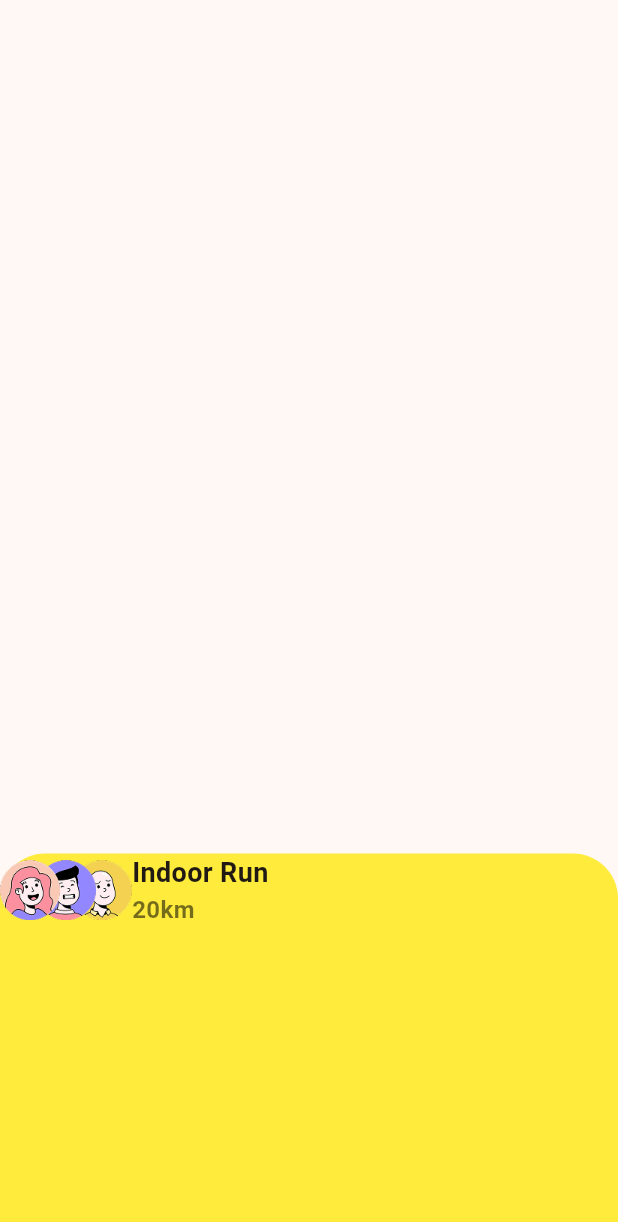
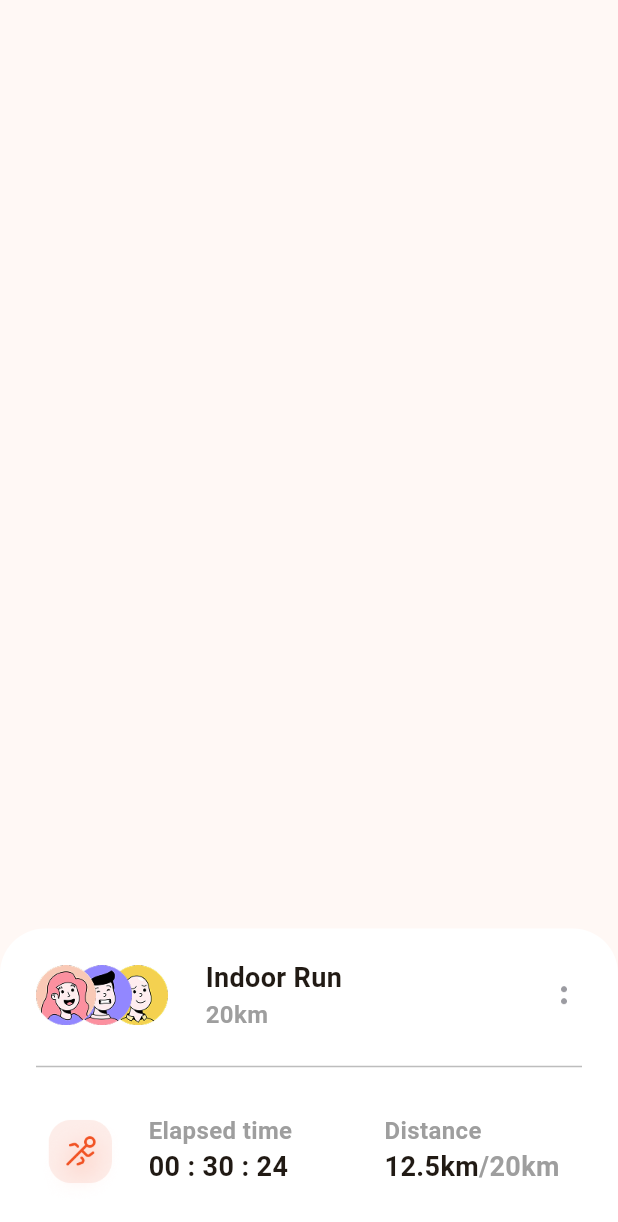
Before and after one commit to aryanbeni/CaFit, a Flutter app: the MapScreen screen opened directly, on a phone screen of 412 x 824 dp. Shown: the top 1222 px of the screen. Run offline on Flutter 3.47's test engine with Material 3 defaults, Android fonts, the phone set to English and light mode, and no system bars; our stand-ins replace bloc, equatable, flutter_bloc, introduction_screen.

Commit message:
WIP map screen

```diff
--- a/lib/screens/map_screen.dart
+++ b/lib/screens/map_screen.dart
@@ -19,26 +19,77 @@ class _MapScreenState extends State<MapScreen> {
               right: 0,
               child: Container(
             width: double.infinity,
-            height: 255,
+            // height: 255,
             decoration: BoxDecoration(
               borderRadius: BorderRadius.only(
                 topLeft: Radius.circular(30),
                 topRight: Radius.circular(30),
               ),
-              color: Colors.yellow
+              color: Colors.white
             ),
-                child: Column(children: [
+                child: Padding(padding: EdgeInsets.symmetric(vertical: 20,horizontal: 24),child: Column(children: [
                   Row(
                     children: [
                       Image.asset('assets/images/User.png',height: 40,width: 88,),
+                      SizedBox(width: 25,),
                       Column(crossAxisAlignment: CrossAxisAlignment.start,
                         children: [
-                        Text('Indoor Run',style: TextStyle(fontSize: 18,fontWeight: FontWeight.bold),),
-                        Text('20km',style: TextStyle(fontSize: 16,fontWeight: FontWeight.bold,color: Colors.black54),),
-                      ],)
+                          Text('Indoor Run',style: TextStyle(fontSize: 18,fontWeight: FontWeight.bold),),
+                          Text('20km',style: TextStyle(fontSize: 16,fontWeight: FontWeight.bold,color: Colors.grey),),
+                        ],),
+                      Spacer(),
+                      Image.asset('assets/images/grid.png',height: 24,width: 24,),
                     ],
-                  )
-                ],),
+                  ),
+                  SizedBox(height: 15,),
+                  Divider(
+                    color: Colors.black26,
+                    thickness: 1,
+                  ),
+                  SizedBox(height: 10,),
+                  Row(
+                    children: [
+                      Column(children: [SizedBox(height: 15,),
+                        Image.asset('assets/images/run.png',height: 60,width: 60,),
+                      ],),
+                      SizedBox(width: 15,),
+                      Text.rich(TextSpan(children:[
+                      TextSpan(text: 'Elapsed time\n',style: TextStyle(fontSize: 16,fontWeight: FontWeight.bold,color: Colors.grey),),TextSpan(text: '00 : 30 : 24',style: TextStyle(fontSize: 18,fontWeight: FontWeight.bold),),])),
+                      Spacer(),
+                      Text.rich(
+                        TextSpan(
+                          children: [
+                            TextSpan(
+                              text: 'Distance\n',
+                              style: TextStyle(
+                                fontSize: 16,
+                                fontWeight: FontWeight.bold,
+                                color: Colors.grey,
+                              ),
+                            ),
+                            TextSpan(
+                              text: '12.5km',
+                              style: TextStyle(
+                                fontSize: 18,
+                                fontWeight: FontWeight.bold,
+                              ),
+                            ),
+                            TextSpan(
+                              text: '/20km',
+                              style: TextStyle(
+                                fontSize: 18,
+                                fontWeight: FontWeight.bold,
+                                color: Colors.grey,
+                              ),
+                            ),
+                          ],
+                        ),
+                      ),
+                      SizedBox(width: 15,),
+                    ],
+                  ),
+                ],),),
+
           ))
         ],
       ),
```
